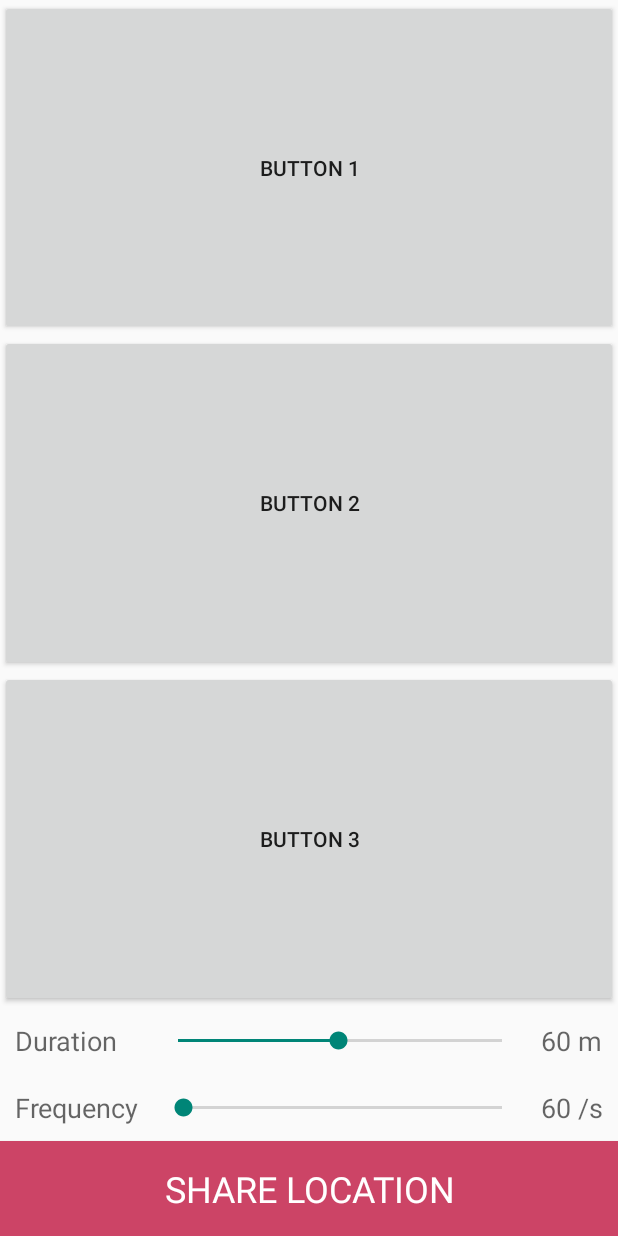
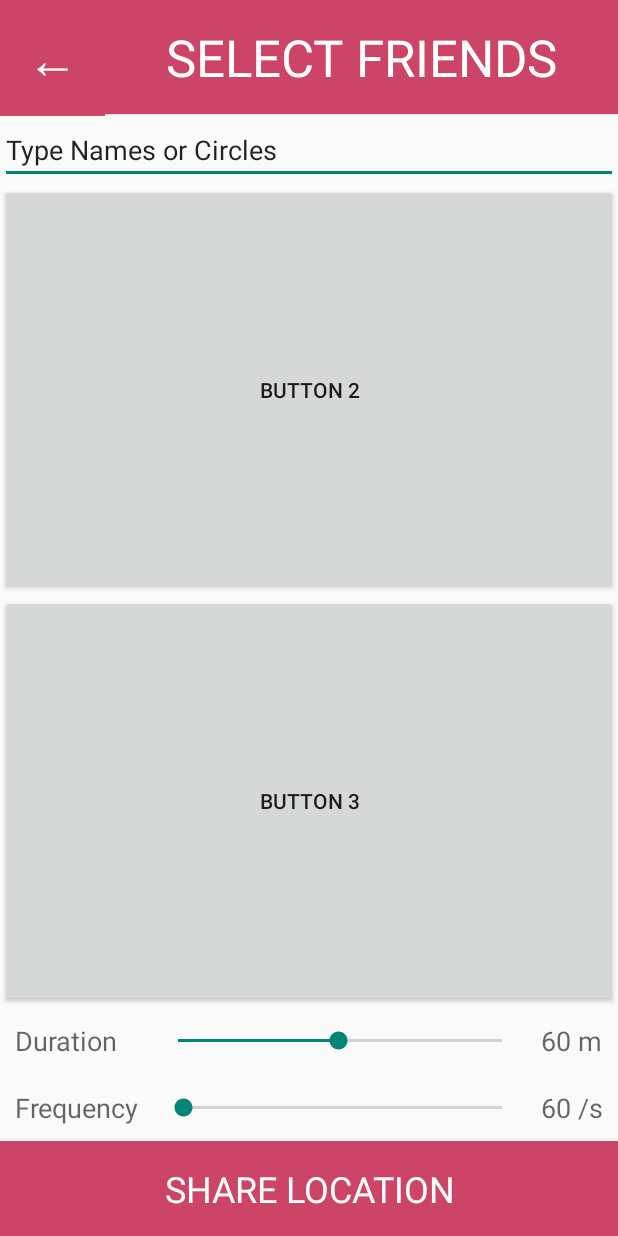
Before and after one commit to cmccord/Flare, an Android app: the ShareActivity screen opened directly, with no data from a screen before it, on a phone screen of 412 x 824 dp. Run offline under Robolectric (Android 15) with nearby library versions, the phone set to English and light mode, and no system bars; libraries missing offline, so code that uses them is left out: com.firebase.client, com.google.maps.android.

Commit message:
ShareActivity

```diff
--- a/app/src/main/java/sunglass/com/loco/ShareActivity.java
+++ b/app/src/main/java/sunglass/com/loco/ShareActivity.java
@@ -3,6 +3,7 @@ package sunglass.com.loco;
 import android.app.AlertDialog;
 import android.content.Context;
 import android.content.DialogInterface;
+import android.content.Intent;
 import android.graphics.Color;
 import android.location.Criteria;
 import android.location.Location;
@@ -60,6 +61,16 @@ public class ShareActivity extends FragmentActivity {
         SeekBar frequencyBar = (SeekBar) findViewById(R.id.seekBarFrequency);
         durationBar.setOnSeekBarChangeListener(new durationBarListener());
         frequencyBar.setOnSeekBarChangeListener(new frequencyBarListener());
+        Button backButton = (Button) findViewById(R.id.backButton);
+        backButton.setOnClickListener(
+                new Button.OnClickListener() {
+                    public void onClick(View v) {
+                        Intent i = new Intent(v.getContext(), MapsActivity.class);
+                        startActivity(i);
+                    }
+                }
+        );
+
     }
 
     private class durationBarListener implements SeekBar.OnSeekBarChangeListener {
--- a/app/src/main/res/layout/activity_share.xml
+++ b/app/src/main/res/layout/activity_share.xml
@@ -3,12 +3,45 @@
     android:layout_width="match_parent" android:layout_height="match_parent"
     android:orientation="vertical">
 
-    <Button
-        android:id="@+id/btnButton1"
+    <LinearLayout
+        android:orientation="horizontal"
         android:layout_width="match_parent"
-        android:layout_height="0dp"
-        android:layout_weight="1"
-        android:text="button 1" />
+        android:layout_height="wrap_content"
+        android:layout_gravity="center_horizontal">
+
+        <Button
+            android:id="@+id/backButton"
+            android:layout_width="70dp"
+            android:layout_height="wrap_content"
+            android:text="@string/backarrow"
+            android:textColor="#fff"
+            android:padding="15dp"
+            android:fontFamily="sans-serif-thin"
+            android:textStyle="bold"
+            android:textSize="34sp"
+            android:background="@drawable/button_red"
+            android:layout_gravity="left"/>
+        <Button
+            android:id="@+id/selectFriendsButton"
+            android:layout_width="match_parent"
+            android:layout_height="wrap_content"
+            android:text="@string/selectfriends"
+            android:textColor="#fff"
+            android:padding="15dp"
+            android:fontFamily="sans-serif-thin"
+            android:textStyle="bold"
+            android:textSize="34sp"
+            android:background="@drawable/button_red"
+            android:layout_gravity="right"/>
+
+    </LinearLayout>
+
+    <MultiAutoCompleteTextView
+        android:layout_width="match_parent"
+        android:layout_height="wrap_content"
+        android:text="@string/addFriends"
+        android:id="@+id/addFriends"
+        android:layout_gravity="center_horizontal" />
 
     <Button
         android:id="@+id/btnButton2"
--- a/app/src/main/res/values/strings.xml
+++ b/app/src/main/res/values/strings.xml
@@ -5,6 +5,9 @@
     <string name="title_activity_maps">Flare</string>
     <string name="hourglass">⌛</string>
     <string name="watch">\u231A</string>
+    <string name="backarrow">\u2190</string>
+    <string name="selectfriends">Select Friends</string>
+    <string name="addFriends">Type Names or Circles</string>
     <string name="X">x</string>
     <string name="menu">\u2261</string>
     <string name="circle">o</string>
```
Also changed, not shown: 3 other files.
